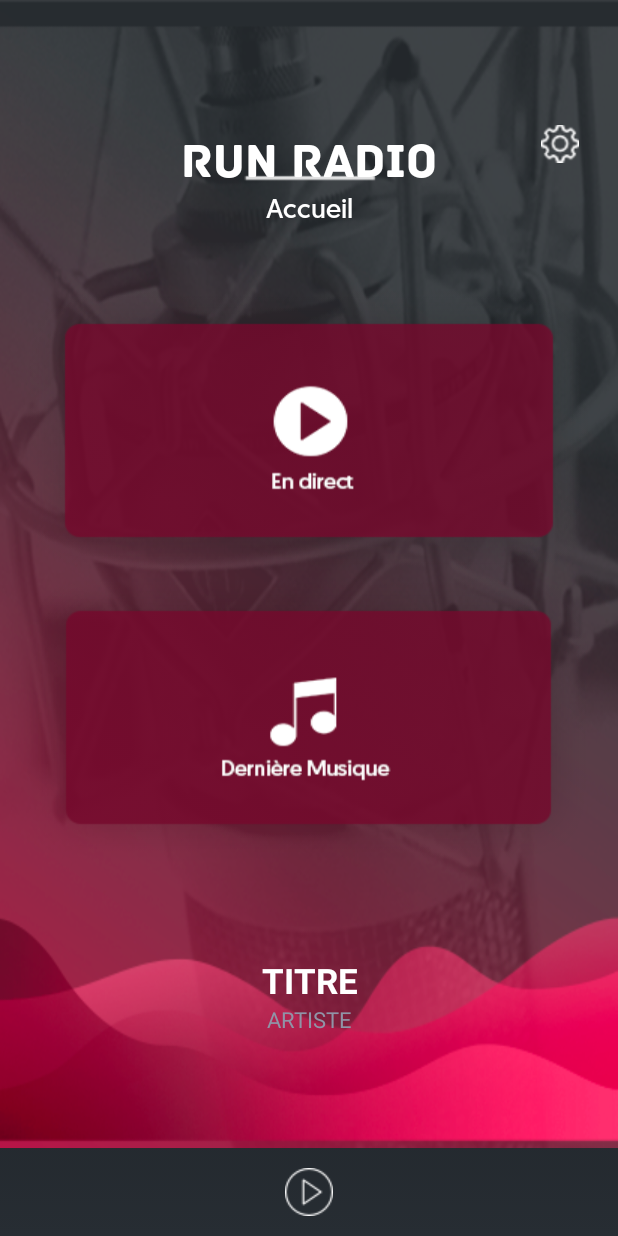
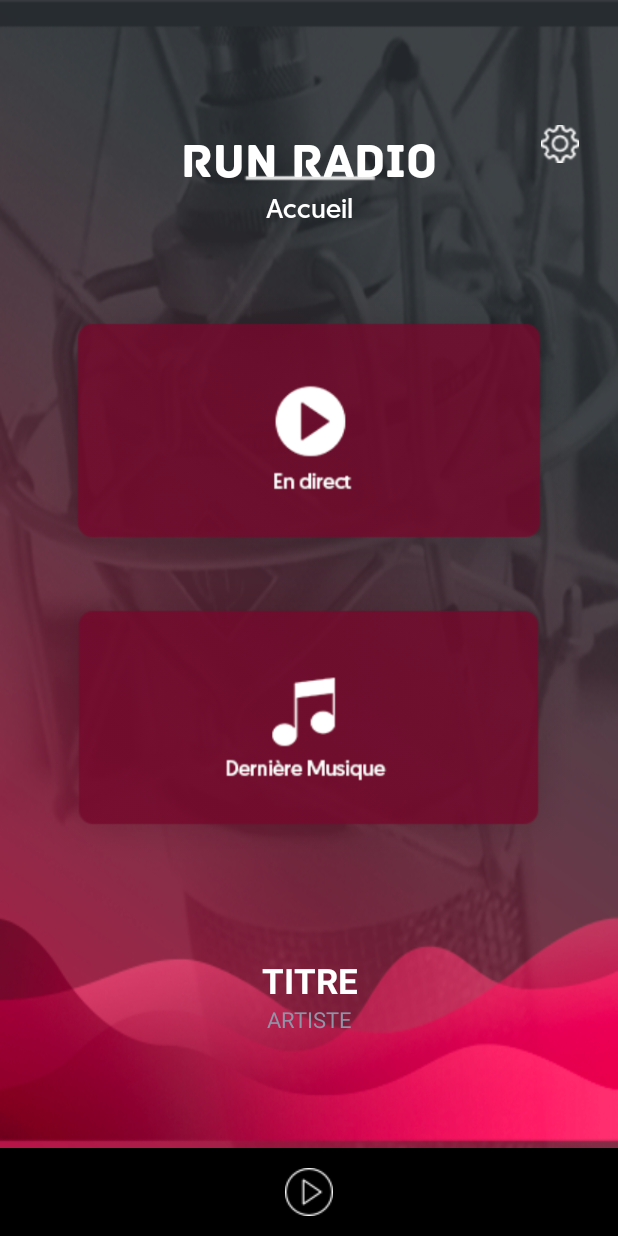
Before and after one commit to alexandreleick/Radio_FACE_Android, an Android app: the screen it shows after launch (KMainActivityl), on a phone screen of 412 x 824 dp. Run offline under Robolectric (Android 15) with nearby library versions, the phone set to English and light mode, and no system bars; our stand-ins replace Picasso; pictures from the network do not load; Roboto replaces fonts that are not available here; 2 statements that could not run were skipped.

Commit message:
Fix image + background

```diff
--- a/RADIO/app/src/main/java/face06/radio/MainActivityl.kt
+++ b/RADIO/app/src/main/java/face06/radio/MainActivityl.kt
@@ -35,9 +35,9 @@ class KMainActivityl : Activity() {
     var artiste: TextView?= null
     var name: TextView?= null
     var layout_name: TextView?= null
-    var inLive: Button?= null
+    var inLive: ImageView?= null
     var settings: ImageView?= null
-    var lastSong: Button? = null
+    var lastSong: ImageView? = null
      var player: MediaPlayer? = null
      var playButton: ImageView? = null
     var buttonOk: Boolean = false
@@ -51,8 +51,8 @@ class KMainActivityl : Activity() {
         setContentView(R.layout.home_layout)
         name = findViewById<TextView>(R.id.name) as TextView
         layout_name = findViewById<TextView>(R.id.layout_name) as TextView
-        inLive = findViewById<Button>(R.id.inLive) as Button
-        lastSong = findViewById<Button>(R.id.lastSong) as Button
+        inLive = findViewById<Button>(R.id.inLive) as ImageView
+        lastSong = findViewById<Button>(R.id.lastSong) as ImageView
         title = findViewById<TextView>(R.id.title) as TextView
         artiste = findViewById<TextView>(R.id.artiste) as TextView
         settings = findViewById<Button>(R.id.settings) as ImageView
--- a/RADIO/app/src/main/res/layout/home_layout.xml
+++ b/RADIO/app/src/main/res/layout/home_layout.xml
@@ -3,7 +3,7 @@
     xmlns:tools="http://schemas.android.com/tools"
     android:orientation="vertical" android:layout_width="match_parent"
     android:layout_height="match_parent"
-    >
+    android:background="@android:color/black">
 
     <LinearLayout
         android:layout_width="match_parent"
@@ -57,21 +57,21 @@
                 android:src="@drawable/settings" />
         </RelativeLayout>
 
-        <Button
+        <ImageView
             android:id="@+id/inLive"
             android:layout_width="wrap_content"
             android:layout_gravity="center"
             android:layout_height="0dp"
             android:layout_weight="1"
-            android:background="@drawable/play" />
+            android:src="@drawable/play" />
 
-        <Button
+        <ImageView
             android:id="@+id/lastSong"
             android:layout_width="wrap_content"
             android:layout_gravity="center"
             android:layout_height="0dp"
             android:layout_weight="1"
-            android:background="@drawable/derniere_musique" />
+            android:src="@drawable/derniere_musique" />
 
         <RelativeLayout
             android:layout_width="match_parent"
```
